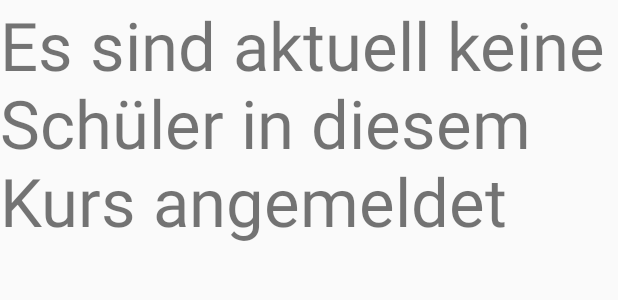
After one commit to jweyers2/GradeMe, an Android app: the layout fragment_schueler.xml on its own in the app's theme, with its tools: preview values and no code run, on a phone screen of 412 x 824 dp. The commit adds this screen. Shown: the top 300 px of the screen. Run offline under Robolectric (Android 15) with nearby library versions, the phone set to English and light mode, and no system bars.

Commit message:
-added pupils fragment -refactoring/ naming intigrity

```diff
--- a/app/src/main/java/com/example/grademe/LoggedInMainActivity.java
+++ b/app/src/main/java/com/example/grademe/LoggedInMainActivity.java
@@ -105,7 +105,11 @@ public class LoggedInMainActivity extends AppCompatActivity
         if (drawer.isDrawerOpen(GravityCompat.START)) {
             drawer.closeDrawer(GravityCompat.START);
         } else {
-            super.onBackPressed();
+            fragmentManager.beginTransaction()
+                    .replace(R.id.content_frame
+                            , new KurseFragment())
+                    .commit();
+//            super.onBackPressed();
         }
     }
 
--- a/app/src/main/java/com/example/grademe/domain/ModulesModel.java
+++ b/app/src/main/java/com/example/grademe/domain/ModulesModel.java
@@ -98,6 +98,7 @@ public class ModulesModel extends ViewModel {
         List<Pupil> matheSchueler = new ArrayList<Pupil>();
         matheSchueler.add(peter);
         matheSchueler.add(hanz);
+        mathe.setPupils(matheSchueler);
 
         List<Module> modulesTest = new ArrayList<Module>();
         modulesTest.add(mathe);
--- /dev/null
+++ b/app/src/main/res/layout/fragment_schueler.xml
@@ -0,0 +1,21 @@
+<?xml version="1.0" encoding="utf-8"?>
+<FrameLayout xmlns:android="http://schemas.android.com/apk/res/android"
+    xmlns:tools="http://schemas.android.com/tools"
+    android:layout_width="match_parent"
+    android:layout_height="match_parent"
+    tools:context=".SchuelerFragment">
+
+    <TextView
+        android:layout_width="match_parent"
+        android:layout_height="match_parent"
+        android:id="@+id/noPupilsMessage"
+        android:textSize="20pt"
+        android:text="Es sind aktuell keine Schüler in diesem Kurs angemeldet"/>
+    <ListView
+        android:layout_width="match_parent"
+        android:layout_height="match_parent"
+        android:layout_marginTop="50dp"
+        android:id="@+id/listViewPupils"
+        />
+
+</FrameLayout>
--- a/app/src/main/res/layout/kurse_layout.xml
+++ b/app/src/main/res/layout/kurse_layout.xml
@@ -5,6 +5,11 @@
     tools:context="com.example.grademe.LoggedInMainActivity"
     tools:showIn="@layout/app_bar_main">
 
+
+    <FrameLayout
+        android:id="@+id/kurse_frame"
+        android:layout_width="match_parent"
+        android:layout_height="match_parent"></FrameLayout>
 
     <Button
         android:id="@+id/joinModule"
--- a/app/src/main/res/menu/activity_main_drawer.xml
+++ b/app/src/main/res/menu/activity_main_drawer.xml
@@ -5,7 +5,7 @@
         <item
             android:id="@+id/nav_first_layout"
             android:icon="@drawable/ic_menu_camera"
-            android:title="Noten" />
+            android:title="Kurse"/>
         <item
             android:id="@+id/nav_second_layout"
             android:icon="@drawable/ic_menu_gallery"
```
Also changed, not shown: app/src/main/java/com/example/grademe/KurseFragment.java (+9 -8 lines), app/src/main/java/com/example/grademe/PupilListAdapter.java (added, +54 -0 lines), app/src/main/java/com/example/grademe/SchuelerFragment.java (added, +125 -0 lines), app/src/main/java/com/example/grademe/domain/PupilsModel.java (added, +29 -0 lines), app/src/main/res/layout/loggedin_content_main.xml (+1 -7 lines), app/src/main/res/layout/pupils_list_row.xml (added, +35 -0 lines).
